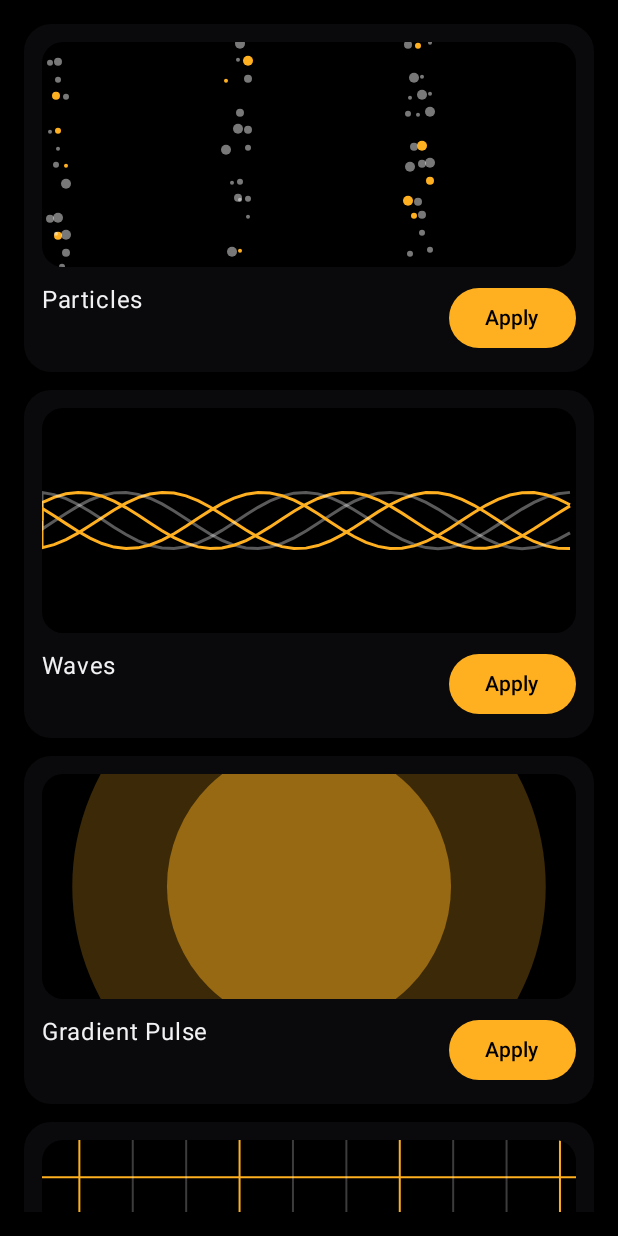
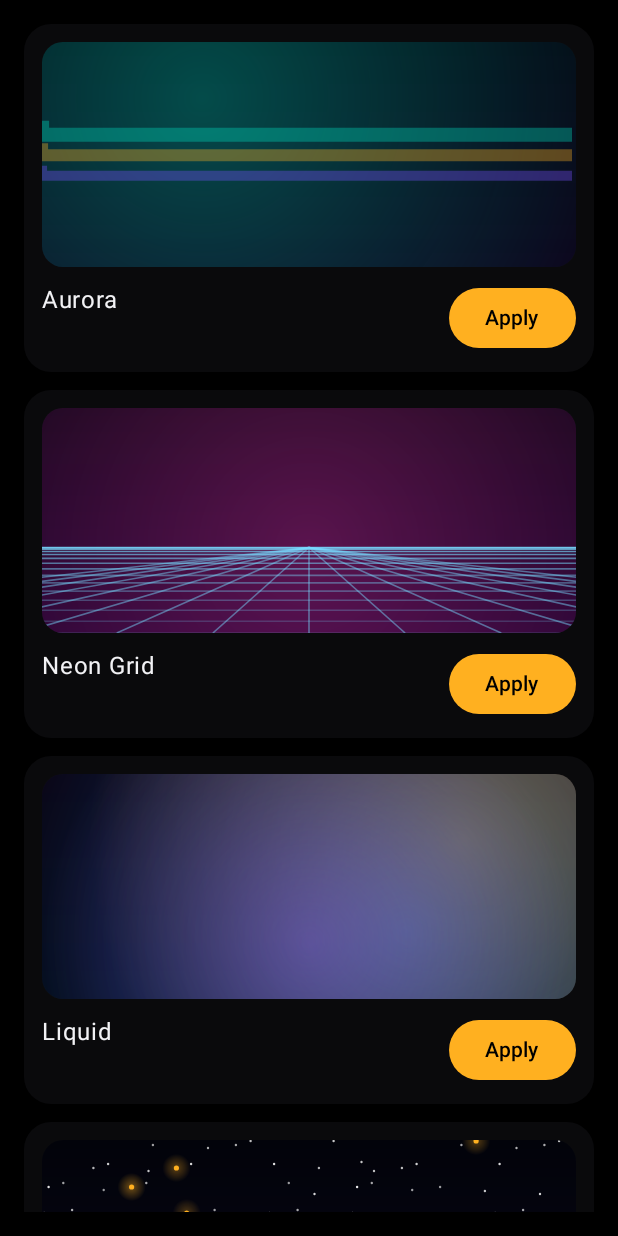
Before and after one commit to nagraj2317/RABHA, an Android app built with Jetpack Compose: the composable WallpapersScreen shown on its own in the app's theme, after a tap on "Apply", on a phone screen of 412 x 824 dp. Run offline under Robolectric (Android 15) with nearby library versions, the phone set to English and light mode, and no system bars; 3 statements that could not run were skipped.

Commit message:
Fix app labels via package visibility, redesign ten wallpapers

```diff
--- a/android/app/src/main/AndroidManifest.xml
+++ b/android/app/src/main/AndroidManifest.xml
@@ -3,6 +3,8 @@
     xmlns:tools="http://schemas.android.com/tools">
 
     <uses-permission android:name="android.permission.INTERNET" />
+    <uses-permission android:name="android.permission.QUERY_ALL_PACKAGES"
+        tools:ignore="QueryAllPackagesPermission" />
     <uses-permission android:name="android.permission.ACCESS_NETWORK_STATE" />
     <uses-permission android:name="android.permission.READ_PHONE_STATE" />
     <uses-permission android:name="android.permission.PACKAGE_USAGE_STATS"
--- a/android/app/src/main/java/ai/rabha/monitor/ui/WallpapersScreen.kt
+++ b/android/app/src/main/java/ai/rabha/monitor/ui/WallpapersScreen.kt
@@ -30,6 +30,7 @@ import androidx.compose.runtime.setValue
 import androidx.compose.ui.Modifier
 import androidx.compose.ui.draw.clip
 import androidx.compose.ui.graphics.Color
+import androidx.compose.ui.graphics.toArgb
 import androidx.compose.ui.graphics.nativeCanvas
 import androidx.compose.ui.platform.LocalContext
 import androidx.compose.ui.unit.dp
@@ -61,7 +62,7 @@ private fun LivePreview(mode: Int, accent: Int, modifier: Modifier) {
 @Composable
 fun WallpapersScreen() {
     val context = LocalContext.current
-    val accent = MaterialTheme.colorScheme.primary.value.toLong().let { 0xFFFFB020.toInt() }
+    val accent = MaterialTheme.colorScheme.primary.toArgb()
 
     LazyColumn(
         modifier = Modifier
@@ -92,7 +93,7 @@ fun WallpapersScreen() {
                         horizontalArrangement = Arrangement.SpaceBetween
                     ) {
                         Text(name, style = MaterialTheme.typography.bodyLarge)
-                        Button(onClick = { applyLiveWallpaper(context, index) }) {
+                        Button(onClick = { applyLiveWallpaper(context, index, accent) }) {
                             Text("Apply")
                         }
                     }
@@ -102,10 +103,11 @@ fun WallpapersScreen() {
     }
 }
 
-private fun applyLiveWallpaper(context: Context, index: Int) {
+private fun applyLiveWallpaper(context: Context, index: Int, accent: Int = 0xFFFFB020.toInt()) {
     context.getSharedPreferences("rabha", Context.MODE_PRIVATE)
         .edit()
         .putInt("wallpaper_mode", index)
+        .putInt("wallpaper_accent", accent)
         .apply()
     val intent = Intent(WallpaperManager.ACTION_CHANGE_LIVE_WALLPAPER)
     intent.putExtra(
--- a/android/app/src/main/java/ai/rabha/monitor/wallpaper/WallpaperArt.kt
+++ b/android/app/src/main/java/ai/rabha/monitor/wallpaper/WallpaperArt.kt
@@ -2,174 +2,259 @@ package ai.rabha.monitor.wallpaper
 
 import android.graphics.Canvas
 import android.graphics.Color
+import android.graphics.LinearGradient
 import android.graphics.Paint
+import android.graphics.Path
+import android.graphics.RadialGradient
+import android.graphics.Shader
 import kotlin.math.PI
 import kotlin.math.cos
 import kotlin.math.sin
 
 /**
- * Ten animated scenes, drawn on a plain Canvas so the same code runs inside a
+ * Ten animated scenes drawn on a plain Canvas, so the same code runs inside the
  * Compose preview and inside the live wallpaper service.
  */
 object WallpaperArt {
 
     val names = listOf(
+        "Aurora",
+        "Neon Grid",
+        "Liquid",
+        "Starfield",
+        "Ocean",
         "Particles",
-        "Waves",
-        "Gradient Pulse",
-        "Neon Grid",
-        "Starfield",
+        "Rings",
         "Rain",
-        "Rings",
-        "Bubbles",
-        "Aurora",
+        "Sunset",
         "Clock"
     )
 
     fun draw(canvas: Canvas, w: Float, h: Float, mode: Int, t: Float, accent: Int) {
-        canvas.drawColor(Color.BLACK)
-        val paint = Paint(Paint.ANTI_ALIAS_FLAG)
+        val p = Paint(Paint.ANTI_ALIAS_FLAG)
         when (mode % 10) {
-            0 -> particles(canvas, w, h, t, accent, paint)
-            1 -> waves(canvas, w, h, t, accent, paint)
-            2 -> pulse(canvas, w, h, t, accent, paint)
-            3 -> grid(canvas, w, h, t, accent, paint)
-            4 -> stars(canvas, w, h, t, accent, paint)
-            5 -> rain(canvas, w, h, t, accent, paint)
-            6 -> rings(canvas, w, h, t, accent, paint)
-            7 -> bubbles(canvas, w, h, t, accent, paint)
-            8 -> aurora(canvas, w, h, t, accent, paint)
-            else -> clock(canvas, w, h, t, accent, paint)
+            0 -> aurora(canvas, w, h, t, accent, p)
+            1 -> neonGrid(canvas, w, h, t, accent, p)
+            2 -> liquid(canvas, w, h, t, accent, p)
+            3 -> starfield(canvas, w, h, t, accent, p)
+            4 -> ocean(canvas, w, h, t, accent, p)
+            5 -> particles(canvas, w, h, t, accent, p)
+            6 -> rings(canvas, w, h, t, accent, p)
+            7 -> rain(canvas, w, h, t, accent, p)
+            8 -> sunset(canvas, w, h, t, accent, p)
+            else -> clock(canvas, w, h, t, accent, p)
+        }
+    }
+
+    private fun vGradient(c: Canvas, w: Float, h: Float, top: Int, bottom: Int, p: Paint) {
+        p.shader = LinearGradient(0f, 0f, 0f, h, top, bottom, Shader.TileMode.CLAMP)
+        c.drawRect(0f, 0f, w, h, p)
+        p.shader = null
+    }
+
+    private fun glow(c: Canvas, x: Float, y: Float, r: Float, color: Int, p: Paint) {
+        p.shader = RadialGradient(
+            x, y, r,
+            color,
+            Color.TRANSPARENT,
+            Shader.TileMode.CLAMP
+        )
+        c.drawCircle(x, y, r, p)
+        p.shader = null
+    }
+
+    private fun band(c: Canvas, w: Float, h: Float, t: Float, yBase: Float, amp: Float, color: Int, p: Paint) {
+        p.style = Paint.Style.STROKE
+        p.strokeWidth = amp * 0.9f
+        p.color = color
+        p.alpha = 90
+        val path = Path()
+        path.moveTo(0f, yBase)
+        var x = 0f
+        while (x <= w) {
+            val y = yBase + sin((x / w) * 2.4f * PI.toFloat() + t).toFloat() * amp
+            path.lineTo(x, y)
+            x += 10f
+        }
+        c.drawPath(path, p)
+        p.alpha = 255
+        p.style = Paint.Style.FILL
+    }
+
+    private fun aurora(c: Canvas, w: Float, h: Float, t: Float, accent: Int, p: Paint) {
+        vGradient(c, w, h, Color.rgb(4, 8, 20), Color.rgb(12, 4, 28), p)
+        glow(c, w * 0.3f, h * 0.25f, w * 0.8f, Color.argb(90, 0, 200, 170), p)
+        band(c, w, h, t * 0.6f, h * 0.35f, h * 0.07f, Color.rgb(0, 220, 190), p)
+        band(c, w, h, t * 0.6f + 1.2f, h * 0.45f, h * 0.06f, accent, p)
+        band(c, w, h, t * 0.6f + 2.4f, h * 0.55f, h * 0.05f, Color.rgb(120, 80, 255), p)
+    }
+
+    private fun neonGrid(c: Canvas, w: Float, h: Float, t: Float, accent: Int, p: Paint) {
+        vGradient(c, w, h, Color.rgb(6, 2, 18), Color.rgb(20, 0, 40), p)
+        glow(c, w / 2, h * 0.62f, w * 0.9f, Color.argb(80, 255, 60, 180), p)
+
+        p.style = Paint.Style.STROKE
+        p.strokeWidth = 1.6f
+        val horizon = h * 0.62f
+        val vpx = w / 2
+
+        p.color = Color.argb(120, 120, 220, 255)
+        for (i in -8..8) {
+            c.drawLine(vpx, horizon, vpx + i * w * 0.18f, h, p)
+        }
+
+        val scroll = (t * 0.6f) % 1f
+        for (i in 0..14) {
+            val k = (i + scroll) / 14f
+            val y = horizon + (h - horizon) * k * k
+            p.color = Color.argb((40 + 160 * (1 - k)).toInt().coerceIn(30, 220), 120, 220, 255)
+            c.drawLine(0f, y, w, y, p)
+        }
+        p.style = Paint.Style.FILL
+    }
+
+    private fun liquid(c: Canvas, w: Float, h: Float, t: Float, accent: Int, p: Paint) {
+        vGradient(c, w, h, Color.rgb(8, 2, 16), Color.rgb(2, 6, 18), p)
+        val a = Color.argb(120, Color.red(accent), Color.green(accent), Color.blue(accent))
+        glow(c, w * (0.5f + 0.3f * sin(t * 0.7f).toFloat()), h * 0.3f, w * 0.7f, a, p)
+        glow(c, w * (0.5f + 0.3f * cos(t * 0.5f).toFloat()), h * 0.7f, w * 0.8f, Color.argb(110, 47, 140, 255), p)
+        glow(c, w * 0.5f, h * (0.5f + 0.25f * sin(t * 0.9f).toFloat()), w * 0.5f, Color.argb(90, 155, 92, 255), p)
+    }
+
+    private fun starfield(c: Canvas, w: Float, h: Float, t: Float, accent: Int, p: Paint) {
+        vGradient(c, w, h, Color.rgb(2, 3, 10), Color.rgb(8, 6, 22), p)
+        for (i in 0 until 140) {
+            val x = ((i * 61.7) % w).toFloat()
+            val speed = 6f + (i % 5) * 4f
+            val y = ((i * 97.3 + t * speed).toFloat() % h)
+            val big = i % 11 == 0
+            if (big) glow(c, x, y, 14f, Color.argb(120, Color.red(accent), Color.green(accent), Color.blue(accent)), p)
+            p.color = if (big) accent else Color.argb(150 + (i % 90), 255, 255, 255)
+            c.drawCircle(x, y, if (big) 2.6f else 1.2f, p)
+        }
+    }
+
+    private fun ocean(c: Canvas, w: Float, h: Float, t: Float, accent: Int, p: Paint) {
+        vGradient(c, w, h, Color.rgb(2, 10, 24), Color.rgb(1, 24, 40), p)
+        glow(c, w * 0.7f, h * 0.22f, w * 0.5f, Color.argb(90, 120, 220, 255), p)
+        val layers = listOf(
+            Triple(h * 0.55f, h * 0.06f, Color.rgb(0, 90, 140)),
+            Triple(h * 0.68f, h * 0.05f, Color.rgb(0, 120, 180)),
+            Triple(h * 0.80f, h * 0.04f, accent)
+        )
+        for ((i, l) in layers.withIndex()) {
+            val (base, amp, color) = l
+            val path = Path()
+            path.moveTo(0f, h)
+            path.lineTo(0f, base)
+            var x = 0f
+            while (x <= w) {
+                val y = base + sin((x / w) * 3f * PI.toFloat() + t * 1.2f + i).toFloat() * amp
+                path.lineTo(x, y)
+                x += 10f
+            }
+            path.lineTo(w, h)
+            path.close()
+            p.color = color
+            p.alpha = 200
+            c.drawPath(path, p)
+            p.alpha = 255
         }
     }
 
     private fun particles(c: Canvas, w: Float, h: Float, t: Float, accent: Int, p: Paint) {
-        for (i in 0 until 60) {
-            val seed = i * 37.0
-            val x = ((seed * 13 + t * 20 * (1 + i % 3)).toFloat() % w + w) % w
-            val y = ((seed * 29 + sin(t + i).toDouble() * 40).toFloat() % h + h) % h
-            p.color = if (i % 5 == 0) accent else Color.argb(120, 255, 255, 255)
-            c.drawCircle(x, y, 2f + (i % 4), p)
-        }
-    }
-
-    private fun waves(c: Canvas, w: Float, h: Float, t: Float, accent: Int, p: Paint) {
-        p.style = Paint.Style.STROKE
-        p.strokeWidth = 3f
-        for (k in 0 until 5) {
-            p.color = if (k % 2 == 0) accent else Color.argb(90, 255, 255, 255)
-            val path = android.graphics.Path()
-            var x = 0f
-            path.moveTo(0f, h / 2)
-            while (x <= w) {
-                val y = h / 2 + sin((x / w * 4 * PI) + t + k).toFloat() * (h / 8)
-                path.lineTo(x, y)
-                x += 12f
-            }
-            c.drawPath(path, p)
-        }
-        p.style = Paint.Style.FILL
-    }
-
-    private fun pulse(c: Canvas, w: Float, h: Float, t: Float, accent: Int, p: Paint) {
-        val r = (w / 2) * (0.5f + 0.4f * sin(t).toFloat())
-        p.color = accent
-        p.alpha = 60
-        c.drawCircle(w / 2, h / 2, r, p)
-        p.alpha = 120
-        c.drawCircle(w / 2, h / 2, r * 0.6f, p)
-        p.alpha = 255
-    }
-
-    private fun grid(c: Canvas, w: Float, h: Float, t: Float, accent: Int, p: Paint) {
-        p.style = Paint.Style.STROKE
-        p.strokeWidth = 2f
-        val step = w / 10
-        val off = (t * 30) % step
-        for (i in 0..12) {
-            val x = i * step + off
-            p.color = if (i % 3 == 0) accent else Color.argb(60, 255, 255, 255)
-            c.drawLine(x, 0f, x, h, p)
-            c.drawLine(0f, x, w, x, p)
-        }
-        p.style = Paint.Style.FILL
-    }
-
-    private fun stars(c: Canvas, w: Float, h: Float, t: Float, accent: Int, p: Paint) {
-        for (i in 0 until 90) {
-            val x = ((i * 53.7) % w).toFloat()
-            val y = ((i * 91.3 + t * 12).toFloat() % h)
-            val r = if (i % 7 == 0) 2.5f else 1.2f
-            p.color = if (i % 7 == 0) accent else Color.argb(200, 255, 255, 255)
-            c.drawCircle(x, y, r, p)
-        }
-    }
-
-    private fun rain(c: Canvas, w: Float, h: Float, t: Float, accent: Int, p: Paint) {
-        p.strokeWidth = 3f
-        p.color = accent
-        for (i in 0 until 70) {
-            val x = ((i * 41.3) % w).toFloat()
-            val y = ((i * 67.1 + t * 220).toFloat() % h)
-            c.drawLine(x, y, x - 6f, y + 26f, p)
+        vGradient(c, w, h, Color.rgb(3, 3, 8), Color.rgb(10, 6, 18), p)
+        for (i in 0 until 46) {
+            val x = ((i * 47.3 + sin(t * 0.6f + i).toFloat() * 60).toFloat() % w + w) % w
+            val y = ((i * 83.1 - t * (10 + i % 7)) % h + h) % h
+            val r = 18f + (i % 5) * 10f
+            glow(c, x, y, r, Color.argb(70, Color.red(accent), Color.green(accent), Color.blue(accent)), p)
+            p.color = accent
+            c.drawCircle(x, y, 2f, p)
         }
     }
 
     private fun rings(c: Canvas, w: Float, h: Float, t: Float, accent: Int, p: Paint) {
+        vGradient(c, w, h, Color.rgb(6, 4, 14), Color.rgb(2, 8, 16), p)
+        glow(c, w / 2, h / 2, w * 0.7f, Color.argb(60, Color.red(accent), Color.green(accent), Color.blue(accent)), p)
         p.style = Paint.Style.STROKE
-        p.strokeWidth = 4f
-        for (k in 0 until 6) {
-            val phase = (t + k * 0.5f) % 3f
-            val r = (phase / 3f) * (w / 1.6f)
-            p.color = if (k % 2 == 0) accent else Color.argb(80, 255, 255, 255)
+        for (k in 0 until 7) {
+            val phase = ((t * 0.35f + k / 7f) % 1f)
+            val r = phase * (w * 0.55f)
+            p.strokeWidth = 2f + 6f * (1 - phase)
+            p.color = accent
+            p.alpha = (200 * (1 - phase)).toInt().coerceIn(10, 220)
             c.drawCircle(w / 2, h / 2, r, p)
-        }
-        p.style = Paint.Style.FILL
-    }
-
-    private fun bubbles(c: Canvas, w: Float, h: Float, t: Float, accent: Int, p: Paint) {
-        for (i in 0 until 24) {
-            val x = ((i * 71.0) % w).toFloat() + sin(t + i).toFloat() * 20f
-            val y = h - (((i * 47.0 + t * 60).toFloat()) % h)
-            p.color = if (i % 4 == 0) accent else Color.argb(70, 255, 255, 255)
-            c.drawCircle(x, y, 8f + (i % 6) * 4f, p)
-        }
-    }
-
-    private fun aurora(c: Canvas, w: Float, h: Float, t: Float, accent: Int, p: Paint) {
-        p.style = Paint.Style.STROKE
-        p.strokeWidth = 60f
-        p.alpha = 70
-        for (k in 0 until 3) {
-            p.color = if (k == 0) accent else if (k == 1) Color.rgb(47, 140, 255) else Color.rgb(155, 92, 255)
-            val path = android.graphics.Path()
-            path.moveTo(0f, h / 3)
-            var x = 0f
-            while (x <= w) {
-                val y = h / 3 + k * 90f + sin((x / w * 3 * PI) + t * 1.4f + k).toFloat() * 70f
-                path.lineTo(x, y)
-                x += 16f
-            }
-            c.drawPath(path, p)
         }
         p.alpha = 255
         p.style = Paint.Style.FILL
     }
 
+    private fun rain(c: Canvas, w: Float, h: Float, t: Float, accent: Int, p: Paint) {
+        vGradient(c, w, h, Color.rgb(4, 8, 14), Color.rgb(2, 4, 8), p)
+        glow(c, w * 0.5f, h * 0.15f, w * 0.9f, Color.argb(45, 90, 160, 255), p)
+        p.strokeWidth = 2.2f
+        for (i in 0 until 80) {
+            val x = ((i * 43.7) % w).toFloat()
+            val y = ((i * 71.3 + t * 320).toFloat() % (h + 120)) - 60
+            p.color = Color.argb(70 + (i % 60), 180, 220, 255)
+            c.drawLine(x, y, x - 5f, y + 30f, p)
+        }
+        p.color = accent
+        p.alpha = 40
+        c.drawCircle(w * 0.3f, h * 0.85f, w * 0.25f, p)
+        p.alpha = 255
+    }
+
+    private fun sunset(c: Canvas, w: Float, h: Float, t: Float, accent: Int, p: Paint) {
+        p.shader = LinearGradient(
+            0f, 0f, 0f, h,
+            intArrayOf(Color.rgb(12, 4, 30), Color.rgb(120, 30, 80), Color.rgb(255, 110, 60)),
+            floatArrayOf(0f, 0.55f, 1f),
+            Shader.TileMode.CLAMP
+        )
+        c.drawRect(0f, 0f, w, h, p)
+        p.shader = null
+        val sunY = h * (0.62f + 0.03f * sin(t * 0.5f).toFloat())
+        glow(c, w * 0.5f, sunY, w * 0.45f, Color.argb(160, 255, 210, 120), p)
+        p.color = Color.rgb(255, 236, 190)
+        c.drawCircle(w * 0.5f, sunY, w * 0.11f, p)
+        p.color = Color.argb(60, 0, 0, 0)
+        for (i in 0 until 6) {
+            val y = h * 0.72f + i * h * 0.045f
+            c.drawRect(0f, y, w, y + h * 0.012f, p)
+        }
+    }
+
     private fun clock(c: Canvas, w: Float, h: Float, t: Float, accent: Int, p: Paint) {
+        vGradient(c, w, h, Color.rgb(2, 2, 4), Color.rgb(8, 8, 12), p)
         val cx = w / 2
         val cy = h / 2
-        val r = w / 3
+        val r = w * 0.34f
+
         p.style = Paint.Style.STROKE
-        p.strokeWidth = 6f
-        p.color = Color.argb(90, 255, 255, 255)
-        c.drawCircle(cx, cy, r, p)
+        p.strokeWidth = 1.5f
+        p.color = Color.argb(45, 255, 255, 255)
+        for (i in 0 until 60) {
+            val a = i / 60f * 2f * PI.toFloat()
+            val inner = if (i % 5 == 0) r * 0.88f else r * 0.94f
+            c.drawLine(
+                cx + cos(a) * inner, cy + sin(a) * inner,
+                cx + cos(a) * r, cy + sin(a) * r, p
+            )
+        }
+
         p.color = accent
-        p.strokeWidth = 8f
-        val a = (t * 0.6f) % (2 * PI.toFloat())
-        c.drawLine(cx, cy, cx + cos(a) * r * 0.8f, cy + sin(a) * r * 0.8f, p)
-        val b = (t * 0.1f) % (2 * PI.toFloat())
-        c.drawLine(cx, cy, cx + cos(b) * r * 0.55f, cy + sin(b) * r * 0.55f, p)
+        p.strokeWidth = 5f
+        val hour = (t * 0.05f) % (2 * PI.toFloat())
+        c.drawLine(cx, cy, cx + cos(hour) * r * 0.5f, cy + sin(hour) * r * 0.5f, p)
+
+        p.strokeWidth = 3f
+        val min = (t * 0.3f) % (2 * PI.toFloat())
+        c.drawLine(cx, cy, cx + cos(min) * r * 0.75f, cy + sin(min) * r * 0.75f, p)
+
         p.style = Paint.Style.FILL
+        p.color = accent
+        c.drawCircle(cx, cy, 5f, p)
     }
 }
```
